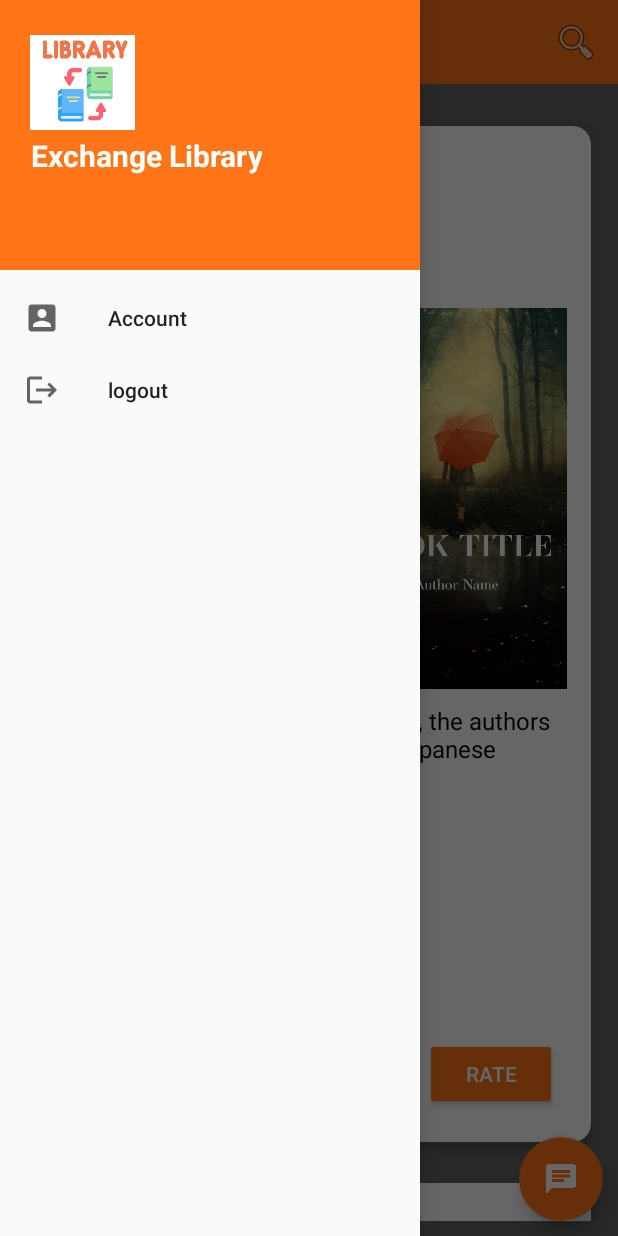
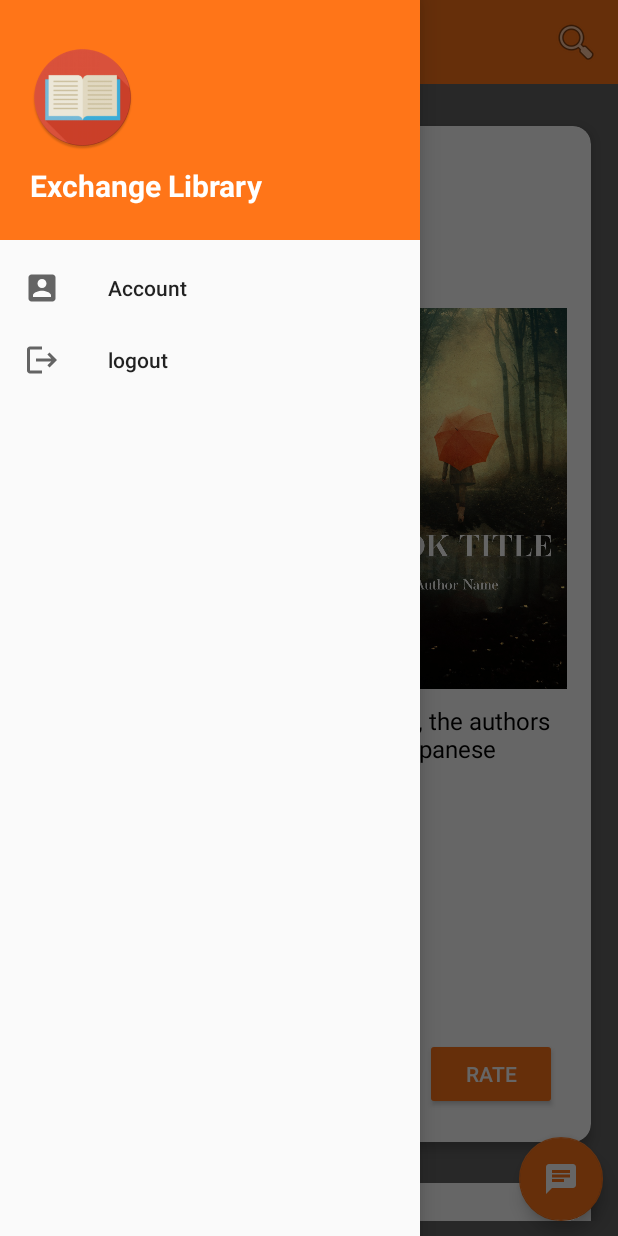
Before and after one commit to kavitha565/android_project, an Android app: the screen it shows after launch once a user with an empty profile is signed in (HomeActivity), with the side drawer open, on a phone screen of 412 x 824 dp. Run offline under Robolectric (Android 15) with nearby library versions, the phone set to English and light mode, and no system bars; our stand-ins replace Firebase (no records; nobody signed in at launch, a user with empty details on screens opened directly).

Commit message:
Navigation UI update

```diff
--- a/app/src/main/java/com/example/exchangelibrary/ProfileActivity.java
+++ b/app/src/main/java/com/example/exchangelibrary/ProfileActivity.java
@@ -1,10 +1,14 @@
 package com.example.exchangelibrary;
 
+import androidx.activity.result.ActivityResultCallback;
+import androidx.activity.result.ActivityResultLauncher;
+import androidx.activity.result.contract.ActivityResultContracts;
 import androidx.appcompat.app.AppCompatActivity;
 import androidx.recyclerview.widget.LinearLayoutManager;
 import androidx.recyclerview.widget.RecyclerView;
 
 import android.content.Intent;
+import android.net.Uri;
 import android.os.Bundle;
 import android.util.Log;
 import android.view.View;
@@ -27,6 +31,7 @@ public class ProfileActivity extends AppCompatActivity {
     ArrayList<PostFeed> postFeedsList;
     String name;
     TextView profile_name;
+    ImageView profile_image;
 
     @Override
     protected void onCreate(Bundle savedInstanceState) {
@@ -39,6 +44,15 @@ public class ProfileActivity extends AppCompatActivity {
 
         userFeedAdapter = new UserFeedAdapter(this,postFeedsList);
         recyclerView.setAdapter(userFeedAdapter);
+
+        profile_image = findViewById(R.id.profileimage);
+
+//        profile_image.setOnClickListener(new View.OnClickListener() {
+//            @Override
+//            public void onClick(View view) {
+//                getContent.launch("image/*");
+//            }
+//        });
 
         profile_name = findViewById(R.id.profilename);
 
@@ -85,4 +99,16 @@ public class ProfileActivity extends AppCompatActivity {
                 "Location: Texas"));
         return postFeedsList;
     }
+
+//    ActivityResultLauncher<String> getContent = registerForActivityResult(new ActivityResultContracts.GetContent(),
+//            new ActivityResultCallback<Uri>() {
+//                @Override
+//                public void onActivityResult(Uri result) {
+//                    if(result != null){
+//                        profile_image.setImageURI(result);
+//
+//                    }
+//                }
+//            }
+//    );
 }
--- a/app/src/main/res/layout/activity_profile.xml
+++ b/app/src/main/res/layout/activity_profile.xml
@@ -43,6 +43,7 @@
             android:layout_height="180dp"
             android:orientation="vertical">
             <ImageView
+                android:id="@+id/profileimage"
                 android:layout_marginTop="20dp"
                 android:layout_gravity="center_horizontal"
                 android:layout_width="120dp"
--- a/app/src/main/res/layout/headerfile.xml
+++ b/app/src/main/res/layout/headerfile.xml
@@ -1,17 +1,18 @@
 <?xml version="1.0" encoding="utf-8"?>
 <LinearLayout xmlns:android="http://schemas.android.com/apk/res/android"
     android:layout_width="match_parent"
-    android:layout_height="180dp"
+    android:layout_height="160dp"
     android:layout_gravity="top|center"
-    android:background="#FF7518"
+    android:background="@color/colorPrimary"
     android:orientation="vertical"
     android:padding="20dp">
 
     <ImageView
         android:layout_width="70dp"
         android:layout_height="70dp"
-        android:src="@drawable/logo"
-        android:textAlignment="center"/>
+        android:layout_marginTop="10dp"
+        android:src="@drawable/logooo"
+        android:layout_gravity="left"/>
     <TextView
         android:layout_width="wrap_content"
         android:layout_height="wrap_content"
@@ -19,5 +20,6 @@
         android:textColor="#ffffff"
         android:textSize="20sp"
         android:textStyle="bold"
-        android:textAlignment="center"/>
+        android:layout_marginTop="10dp"
+        android:layout_gravity="left"/>
 </LinearLayout>
```
